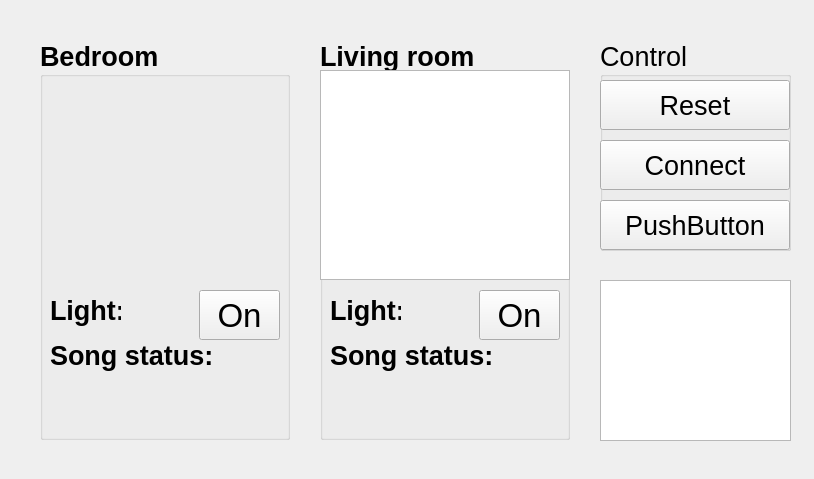
First picture: the form in Controller_Pi/smart_central.ui, repository zjason/-Smart-Home-Audio-System, before the edit.
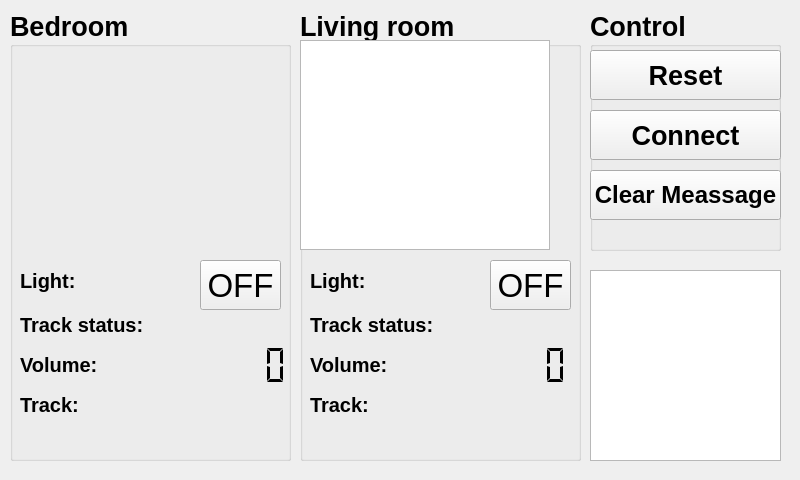
Second picture: the form after the edit. Icons and pictures are not drawn.

What changed in the file:
```diff
--- a/Controller_Pi/smart_central.ui
+++ b/Controller_Pi/smart_central.ui
@@ -6,8 +6,8 @@
    <rect>
     <x>0</x>
     <y>0</y>
-    <width>814</width>
-    <height>479</height>
+    <width>800</width>
+    <height>480</height>
    </rect>
   </property>
   <property name="sizePolicy">
@@ -22,15 +22,17 @@
   <widget class="QGroupBox" name="groupBox_3">
    <property name="geometry">
     <rect>
-     <x>600</x>
-     <y>40</y>
+     <x>590</x>
+     <y>10</y>
      <width>191</width>
-     <height>211</height>
+     <height>241</height>
     </rect>
    </property>
    <property name="font">
     <font>
      <pointsize>20</pointsize>
+     <weight>75</weight>
+     <bold>true</bold>
     </font>
    </property>
    <property name="title">
@@ -41,7 +43,7 @@
      <rect>
       <x>0</x>
       <y>40</y>
-      <width>190</width>
+      <width>191</width>
       <height>50</height>
      </rect>
     </property>
@@ -59,7 +61,7 @@
      <rect>
       <x>0</x>
       <y>100</y>
-      <width>190</width>
+      <width>191</width>
       <height>50</height>
      </rect>
     </property>
@@ -77,22 +79,27 @@
      <rect>
       <x>0</x>
       <y>160</y>
-      <width>190</width>
+      <width>191</width>
       <height>50</height>
      </rect>
     </property>
+    <property name="font">
+     <font>
+      <pointsize>18</pointsize>
+     </font>
+    </property>
     <property name="text">
-     <string>PushButton</string>
+     <string>Clear Meassage</string>
     </property>
    </widget>
   </widget>
   <widget class="QGroupBox" name="groupBox_2">
    <property name="geometry">
     <rect>
-     <x>320</x>
-     <y>40</y>
-     <width>250</width>
-     <height>400</height>
+     <x>300</x>
+     <y>10</y>
+     <width>281</width>
+     <height>451</height>
     </rect>
    </property>
    <property name="font">
@@ -109,26 +116,26 @@
     <property name="geometry">
      <rect>
       <x>10</x>
-      <y>290</y>
-      <width>190</width>
-      <height>51</height>
+      <y>300</y>
+      <width>140</width>
+      <height>30</height>
      </rect>
     </property>
     <property name="font">
      <font>
-      <pointsize>20</pointsize>
+      <pointsize>15</pointsize>
       <weight>75</weight>
       <bold>true</bold>
      </font>
     </property>
     <property name="text">
-     <string>Song status:</string>
+     <string>Track status:</string>
     </property>
    </widget>
    <widget class="QPushButton" name="pushButton_2">
     <property name="geometry">
      <rect>
-      <x>159</x>
+      <x>190</x>
       <y>250</y>
       <width>81</width>
       <height>50</height>
@@ -142,7 +149,7 @@
      </font>
     </property>
     <property name="text">
-     <string>On</string>
+     <string>OFF</string>
     </property>
    </widget>
    <widget class="QLabel" name="label_4">
@@ -156,7 +163,7 @@
     </property>
     <property name="font">
      <font>
-      <pointsize>20</pointsize>
+      <pointsize>15</pointsize>
       <weight>75</weight>
       <bold>true</bold>
      </font>
@@ -180,7 +187,7 @@
      <rect>
       <x>0</x>
       <y>30</y>
-      <width>250</width>
+      <width>291</width>
       <height>210</height>
      </rect>
     </property>
@@ -214,24 +221,111 @@
      <set>Qt::AlignCenter</set>
     </property>
    </widget>
-  </widget>
-  <widget class="QTextBrowser" name="textBrowser">
-   <property name="geometry">
-    <rect>
-     <x>600</x>
-     <y>280</y>
-     <width>191</width>
-     <height>161</height>
-    </rect>
-   </property>
+   <widget class="QLabel" name="music_label_status_2">
+    <property name="geometry">
+     <rect>
+      <x>170</x>
+      <y>300</y>
+      <width>120</width>
+      <height>30</height>
+     </rect>
+    </property>
+    <property name="font">
+     <font>
+      <pointsize>15</pointsize>
+      <weight>75</weight>
+      <bold>true</bold>
+     </font>
+    </property>
+    <property name="text">
+     <string/>
+    </property>
+   </widget>
+   <widget class="QLabel" name="label_8">
+    <property name="geometry">
+     <rect>
+      <x>10</x>
+      <y>380</y>
+      <width>120</width>
+      <height>30</height>
+     </rect>
+    </property>
+    <property name="font">
+     <font>
+      <pointsize>15</pointsize>
+      <weight>75</weight>
+      <bold>true</bold>
+     </font>
+    </property>
+    <property name="text">
+     <string>Track:</string>
+    </property>
+   </widget>
+   <widget class="QLCDNumber" name="lcdNumber_2">
+    <property name="geometry">
+     <rect>
+      <x>160</x>
+      <y>330</y>
+      <width>111</width>
+      <height>51</height>
+     </rect>
+    </property>
+    <property name="lineWidth">
+     <number>0</number>
+    </property>
+    <property name="segmentStyle">
+     <enum>QLCDNumber::Flat</enum>
+    </property>
+   </widget>
+   <widget class="QLabel" name="label_10">
+    <property name="geometry">
+     <rect>
+      <x>10</x>
+      <y>340</y>
+      <width>120</width>
+      <height>30</height>
+     </rect>
+    </property>
+    <property name="font">
+     <font>
+      <pointsize>15</pointsize>
+      <weight>75</weight>
+      <bold>true</bold>
+     </font>
+    </property>
+    <property name="text">
+     <string>Volume:</string>
+    </property>
+   </widget>
+   <widget class="QLabel" name="music_track_name_label_2">
+    <property name="geometry">
+     <rect>
+      <x>100</x>
+      <y>380</y>
+      <width>181</width>
+      <height>31</height>
+     </rect>
+    </property>
+    <property name="font">
+     <font>
+      <pointsize>15</pointsize>
+      <weight>50</weight>
+      <italic>true</italic>
+      <bold>false</bold>
+     </font>
+    </property>
+    <property name="text">
+     <string/>
+    </property>
+   </widget>
   </widget>
   <widget class="QGroupBox" name="groupBox">
    <property name="geometry">
     <rect>
-     <x>40</x>
-     <y>40</y>
-     <width>250</width>
-     <height>400</height>
+     <x>10</x>
+     <y>10</y>
+     <width>281</width>
+     <height>451</height>
     </rect>
    </property>
    <property name="font">
@@ -248,26 +342,26 @@
     <property name="geometry">
      <rect>
       <x>10</x>
-      <y>290</y>
-      <width>190</width>
-      <height>51</height>
+      <y>300</y>
+      <width>140</width>
+      <height>30</height>
      </rect>
     </property>
     <property name="font">
      <font>
-      <pointsize>20</pointsize>
+      <pointsize>15</pointsize>
       <weight>75</weight>
       <bold>true</bold>
      </font>
     </property>
     <property name="text">
-     <string>Song status:</string>
+     <string>Track status:</string>
     </property>
    </widget>
    <widget class="QPushButton" name="pushButton">
     <property name="geometry">
      <rect>
-      <x>159</x>
+      <x>190</x>
       <y>250</y>
       <width>81</width>
       <height>50</height>
@@ -281,7 +375,7 @@
      </font>
     </property>
     <property name="text">
-     <string>On</string>
+     <string>OFF</string>
     </property>
    </widget>
    <widget class="QLabel" name="label_2">
@@ -295,7 +389,7 @@
     </property>
     <property name="font">
      <font>
-      <pointsize>20</pointsize>
+      <pointsize>15</pointsize>
       <weight>75</weight>
       <bold>true</bold>
      </font>
@@ -309,7 +403,7 @@
      <rect>
       <x>0</x>
       <y>30</y>
-      <width>250</width>
+      <width>281</width>
       <height>210</height>
      </rect>
     </property>
@@ -329,6 +423,118 @@
      <number>0</number>
     </property>
    </widget>
+   <widget class="QLabel" name="music_label_status">
+    <property name="geometry">
+     <rect>
+      <x>170</x>
+      <y>300</y>
+      <width>120</width>
+      <height>30</height>
+     </rect>
+    </property>
+    <property name="font">
+     <font>
+      <pointsize>15</pointsize>
+      <weight>75</weight>
+      <bold>true</bold>
+     </font>
+    </property>
+    <property name="text">
+     <string> </string>
+    </property>
+   </widget>
+   <widget class="QLabel" name="label_7">
+    <property name="geometry">
+     <rect>
+      <x>10</x>
+      <y>380</y>
+      <width>120</width>
+      <height>30</height>
+     </rect>
+    </property>
+    <property name="font">
+     <font>
+      <pointsize>15</pointsize>
+      <weight>75</weight>
+      <bold>true</bold>
+     </font>
+    </property>
+    <property name="text">
+     <string>Track:</string>
+    </property>
+   </widget>
+   <widget class="QLCDNumber" name="lcdNumber">
+    <property name="geometry">
+     <rect>
+      <x>170</x>
+      <y>330</y>
+      <width>111</width>
+      <height>51</height>
+     </rect>
+    </property>
+    <property name="font">
+     <font>
+      <strikeout>false</strikeout>
+     </font>
+    </property>
+    <property name="lineWidth">
+     <number>0</number>
+    </property>
+    <property name="segmentStyle">
+     <enum>QLCDNumber::Flat</enum>
+    </property>
+   </widget>
+   <widget class="QLabel" name="label_9">
+    <property name="geometry">
+     <rect>
+      <x>10</x>
+      <y>340</y>
+      <width>120</width>
+      <height>30</height>
+     </rect>
+    </property>
+    <property name="font">
+     <font>
+      <pointsize>15</pointsize>
+      <weight>75</weight>
+      <bold>true</bold>
+     </font>
+    </property>
+    <property name="text">
+     <string>Volume:</string>
+    </property>
+   </widget>
+   <widget class="QLabel" name="music_track_name_label">
+    <property name="geometry">
+     <rect>
+      <x>100</x>
+      <y>380</y>
+      <width>181</width>
+      <height>31</height>
+     </rect>
+    </property>
+    <property name="font">
+     <font>
+      <pointsize>15</pointsize>
+      <weight>50</weight>
+      <italic>true</italic>
+      <bold>false</bold>
+     </font>
+    </property>
+    <property name="text">
+     <string> </string>
+    </property>
+   </widget>
+  </widget>
+  <widget class="QTextEdit" name="textEdit">
+   <property name="geometry">
+    <rect>
+     <x>590</x>
+     <y>270</y>
+     <width>191</width>
+     <height>191</height>
+    </rect>
+   </property>
   </widget>
  </widget>
  <resources/>
```
Left out of the diff: 8 changed lines with no effect on the pictures.
